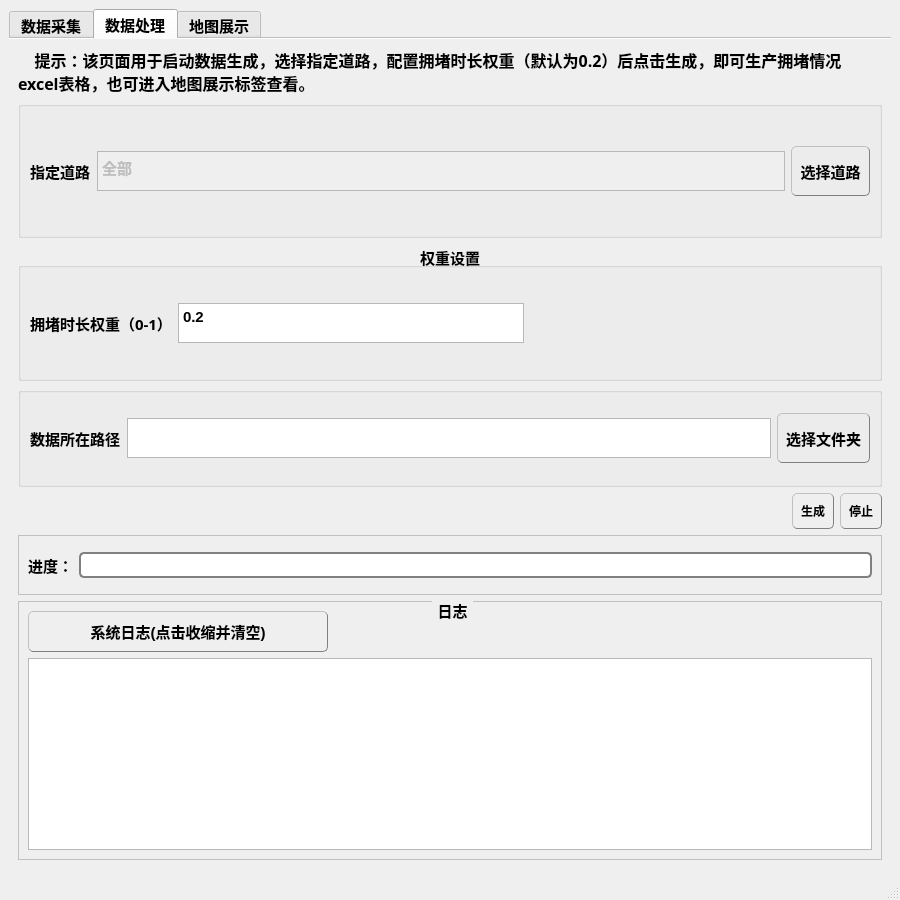
Old version of the form demo/main.ui in the repository kirin-intelligence/red-green-blindness.
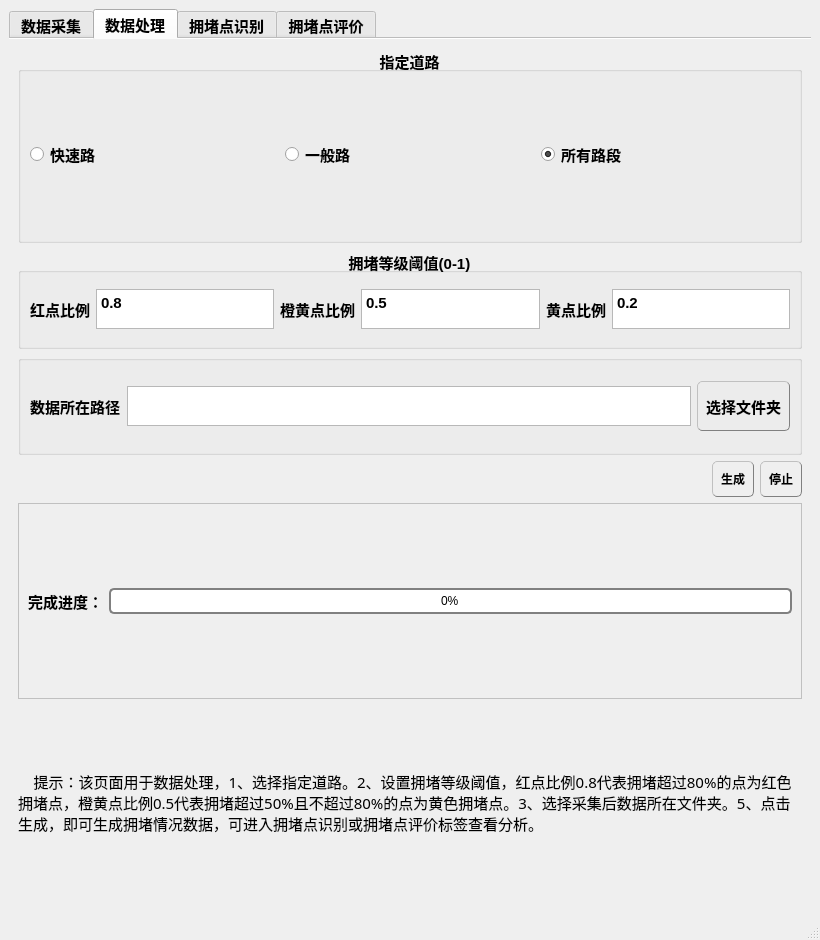
New version of the form. The open tabs and pages were chosen to show the change. Icons and pictures are not drawn.

The edit to the form file:
```diff
--- a/demo/main.ui
+++ b/demo/main.ui
@@ -6,8 +6,8 @@
    <rect>
     <x>0</x>
     <y>0</y>
-    <width>900</width>
-    <height>900</height>
+    <width>820</width>
+    <height>940</height>
    </rect>
   </property>
   <property name="windowTitle">
@@ -684,9 +684,12 @@
        <attribute name="title">
         <string>数据处理</string>
        </attribute>
-       <layout class="QGridLayout" name="gridLayout_5">
-        <item row="4" column="0">
+       <layout class="QGridLayout" name="gridLayout_3">
+        <item row="5" column="0">
          <layout class="QHBoxLayout" name="horizontalLayout_15">
+          <property name="topMargin">
+           <number>0</number>
+          </property>
           <item>
            <spacer name="horizontalSpacer">
             <property name="orientation">
@@ -780,7 +783,7 @@
           </item>
          </layout>
         </item>
-        <item row="0" column="0">
+        <item row="7" column="0">
          <widget class="QLabel" name="label_3">
           <property name="minimumSize">
            <size>
@@ -791,21 +794,211 @@
           <property name="font">
            <font>
             <family>黑体</family>
-            <pointsize>12</pointsize>
-            <weight>75</weight>
-            <bold>true</bold>
+            <pointsize>11</pointsize>
+            <weight>50</weight>
+            <bold>false</bold>
+            <kerning>true</kerning>
            </font>
           </property>
+          <property name="lineWidth">
+           <number>1</number>
+          </property>
+          <property name="midLineWidth">
+           <number>0</number>
+          </property>
           <property name="text">
-           <string>    提示：该页面用于启动数据生成，选择指定道路，配置拥堵时长权重（默认为0.2）后点击生成，即可生产拥堵情况excel表格，也可进入地图展示标签查看。</string>
+           <string>    提示：该页面用于数据处理，1、选择指定道路。2、设置拥堵等级阈值，红点比例0.8代表拥堵超过80%的点为红色拥堵点，橙黄点比例0.5代表拥堵超过50%且不超过80%的点为黄色拥堵点。3、选择采集后数据所在文件夹。5、点击生成，即可生成拥堵情况数据，可进入拥堵点识别或拥堵点评价标签查看分析。</string>
           </property>
           <property name="wordWrap">
            <bool>true</bool>
           </property>
          </widget>
         </item>
+        <item row="1" column="0">
+         <widget class="QGroupBox" name="groupBox">
+          <property name="title">
+           <string>指定道路</string>
+          </property>
+          <property name="alignment">
+           <set>Qt::AlignCenter</set>
+          </property>
+          <layout class="QHBoxLayout" name="horizontalLayout_3">
+           <property name="topMargin">
+            <number>6</number>
+           </property>
+           <item>
+            <widget class="QRadioButton" name="radioButton_10">
+             <property name="text">
+              <string>快速路</string>
+             </property>
+             <property name="checked">
+              <bool>false</bool>
+             </property>
+            </widget>
+           </item>
+           <item>
+            <widget class="QRadioButton" name="radioButton_11">
+             <property name="text">
+              <string>一般路</string>
+             </property>
+            </widget>
+           </item>
+           <item>
+            <widget class="QRadioButton" name="radioButton_9">
+             <property name="text">
+              <string>所有路段</string>
+             </property>
+             <property name="checked">
+              <bool>true</bool>
+             </property>
+            </widget>
+           </item>
+          </layout>
+         </widget>
+        </item>
+        <item row="2" column="0">
+         <widget class="QGroupBox" name="groupBox_11">
+          <property name="maximumSize">
+           <size>
+            <width>16777215</width>
+            <height>100</height>
+           </size>
+          </property>
+          <property name="title">
+           <string>拥堵等级阈值(0-1)</string>
+          </property>
+          <property name="alignment">
+           <set>Qt::AlignCenter</set>
+          </property>
+          <layout class="QHBoxLayout" name="horizontalLayout_2">
+           <item>
+            <widget class="QLabel" name="label_25">
+             <property name="minimumSize">
+              <size>
+               <width>0</width>
+               <height>0</height>
+              </size>
+             </property>
+             <property name="font">
+              <font>
+               <family>微软雅黑</family>
+               <pointsize>11</pointsize>
+               <weight>75</weight>
+               <bold>true</bold>
+              </font>
+             </property>
+             <property name="text">
+              <string>红点比例</string>
+             </property>
+            </widget>
+           </item>
+           <item>
+            <widget class="QTextEdit" name="textEdit_red">
+             <property name="maximumSize">
+              <size>
+               <width>16777215</width>
+               <height>40</height>
+              </size>
+             </property>
+             <property name="html">
+              <string>&lt;!DOCTYPE HTML PUBLIC &quot;-//W3C//DTD HTML 4.0//EN&quot; &quot;http://www.w3.org/TR/REC-html40/strict.dtd&quot;&gt;
+&lt;html&gt;&lt;head&gt;&lt;meta name=&quot;qrichtext&quot; content=&quot;1&quot; /&gt;&lt;style type=&quot;text/css&quot;&gt;
+p, li { white-space: pre-wrap; }
+&lt;/style&gt;&lt;/head&gt;&lt;body style=&quot; font-family:'SimSun'; font-size:11pt; font-weight:600; font-style:normal;&quot;&gt;
+&lt;p style=&quot; margin-top:0px; margin-bottom:0px; margin-left:0px; margin-right:0px; -qt-block-indent:0; text-indent:0px;&quot;&gt;0.8&lt;/p&gt;&lt;/body&gt;&lt;/html&gt;</string>
+             </property>
+            </widget>
+           </item>
+           <item>
+            <widget class="QLabel" name="label_26">
+             <property name="minimumSize">
+              <size>
+               <width>0</width>
+               <height>0</height>
+              </size>
+             </property>
+             <property name="font">
+              <font>
+               <family>微软雅黑</family>
+               <pointsize>11</pointsize>
+               <weight>75</weight>
+               <bold>true</bold>
+              </font>
+             </property>
+             <property name="text">
+              <string>橙黄点比例</string>
+             </property>
+            </widget>
+           </item>
+           <item>
+            <widget class="QTextEdit" name="textEdit_yellow">
+             <property name="maximumSize">
+              <size>
+               <width>16777215</width>
+               <height>40</height>
+              </size>
+             </property>
+             <property name="html">
+              <string>&lt;!DOCTYPE HTML PUBLIC &quot;-//W3C//DTD HTML 4.0//EN&quot; &quot;http://www.w3.org/TR/REC-html40/strict.dtd&quot;&gt;
+&lt;html&gt;&lt;head&gt;&lt;meta name=&quot;qrichtext&quot; content=&quot;1&quot; /&gt;&lt;style type=&quot;text/css&quot;&gt;
+p, li { white-space: pre-wrap; }
+&lt;/style&gt;&lt;/head&gt;&lt;body style=&quot; font-family:'SimSun'; font-size:11pt; font-weight:600; font-style:normal;&quot;&gt;
+&lt;p style=&quot; margin-top:0px; margin-bottom:0px; margin-left:0px; margin-right:0px; -qt-block-indent:0; text-indent:0px;&quot;&gt;0.5&lt;/p&gt;&lt;/body&gt;&lt;/html&gt;</string>
+             </property>
+            </widget>
+           </item>
+           <item>
+            <widget class="QLabel" name="label_27">
+             <property name="minimumSize">
+              <size>
+               <width>0</width>
+               <height>0</height>
+              </size>
+             </property>
+             <property name="font">
+              <font>
+               <family>微软雅黑</family>
+               <pointsize>11</pointsize>
+               <weight>75</weight>
+               <bold>true</bold>
+              </font>
+             </property>
+             <property name="text">
+              <string>黄点比例</string>
+             </property>
+            </widget>
+           </item>
+           <item>
+            <widget class="QTextEdit" name="textEdit_green">
+             <property name="enabled">
+              <bool>true</bool>
+             </property>
+             <property name="maximumSize">
+              <size>
+               <width>16777215</width>
+               <height>40</height>
+              </size>
+             </property>
+             <property name="html">
+              <string>&lt;!DOCTYPE HTML PUBLIC &quot;-//W3C//DTD HTML 4.0//EN&quot; &quot;http://www.w3.org/TR/REC-html40/strict.dtd&quot;&gt;
+&lt;html&gt;&lt;head&gt;&lt;meta name=&quot;qrichtext&quot; content=&quot;1&quot; /&gt;&lt;style type=&quot;text/css&quot;&gt;
+p, li { white-space: pre-wrap; }
+&lt;/style&gt;&lt;/head&gt;&lt;body style=&quot; font-family:'SimSun'; font-size:11pt; font-weight:600; font-style:normal;&quot;&gt;
+&lt;p style=&quot; margin-top:0px; margin-bottom:0px; margin-left:0px; margin-right:0px; -qt-block-indent:0; text-indent:0px;&quot;&gt;0.2&lt;/p&gt;&lt;/body&gt;&lt;/html&gt;</string>
+             </property>
+            </widget>
+           </item>
+          </layout>
+         </widget>
+        </item>
         <item row="3" column="0">
          <widget class="QGroupBox" name="groupBox_8">
+          <property name="minimumSize">
+           <size>
+            <width>0</width>
+            <height>0</height>
+           </size>
+          </property>
           <property name="maximumSize">
            <size>
             <width>16777215</width>
@@ -895,7 +1088,7 @@
           </layout>
          </widget>
         </item>
-        <item row="5" column="0">
+        <item row="6" column="0">
          <widget class="QGroupBox" name="groupBox_9">
           <property name="sizePolicy">
            <sizepolicy hsizetype="Preferred" vsizetype="Preferred">
@@ -938,7 +1131,7 @@
               </font>
              </property>
              <property name="text">
-              <string>进度：</string>
+              <string>完成进度：</string>
              </property>
             </widget>
            </item>
@@ -959,101 +1152,42 @@
               <number>0</number>
              </property>
              <property name="textVisible">
-              <bool>false</bool>
+              <bool>true</bool>
              </property>
             </widget>
            </item>
           </layout>
          </widget>
         </item>
-        <item row="6" column="0">
-         <widget class="QGroupBox" name="groupBox_10">
-          <property name="sizePolicy">
-           <sizepolicy hsizetype="Preferred" vsizetype="Preferred">
-            <horstretch>0</horstretch>
-            <verstretch>0</verstretch>
-           </sizepolicy>
-          </property>
-          <property name="font">
-           <font>
-            <pointsize>11</pointsize>
-            <weight>75</weight>
-            <bold>true</bold>
-           </font>
-          </property>
-          <property name="styleSheet">
-           <string notr="true">QGroupBox{border:1px ridge gray;margin-top: 1ex;} QGroupBox::title{subcontrol-origin: margin;subcontrol-position:top center;padding:0 3px;}</string>
-          </property>
-          <property name="title">
-           <string>日志</string>
-          </property>
-          <layout class="QVBoxLayout" name="verticalLayout_4">
-           <item>
-            <widget class="QPushButton" name="pushButton_8">
-             <property name="minimumSize">
-              <size>
-               <width>150</width>
-               <height>0</height>
-              </size>
-             </property>
-             <property name="maximumSize">
-              <size>
-               <width>300</width>
-               <height>16777215</height>
-              </size>
-             </property>
-             <property name="font">
-              <font>
-               <pointsize>11</pointsize>
-               <weight>75</weight>
-               <bold>true</bold>
-              </font>
-             </property>
-             <property name="styleSheet">
-              <string notr="true">QPushButton:hover{
-
-background-color:rgb(211, 211, 211)}  
-QPushButton
-                     {text-align : center;
-                     border-color: gray;
-                     padding:8px;
-                     font:bold;
-                     border-width: 1px;
-                     border-radius: 5px;
-                     border-style: outset;
-                     }
-</string>
-             </property>
-             <property name="text">
-              <string>系统日志(点击收缩并清空)</string>
-             </property>
-             <property name="icon">
-              <iconset>
-               <normaloff>../../../chrmoedownload/play_button_48px_1201205_easyicon.net.png</normaloff>../../../chrmoedownload/play_button_48px_1201205_easyicon.net.png</iconset>
-             </property>
-             <property name="iconSize">
-              <size>
-               <width>30</width>
-               <height>30</height>
-              </size>
-             </property>
-            </widget>
-           </item>
-           <item>
-            <widget class="QTextBrowser" name="textBrowser_6">
-             <property name="minimumSize">
-              <size>
-               <width>0</width>
-               <height>0</height>
-              </size>
-             </property>
-            </widget>
-           </item>
-          </layout>
-         </widget>
-        </item>
-        <item row="2" column="0">
+       </layout>
+      </widget>
+      <widget class="QWidget" name="tab_3">
+       <attribute name="icon">
+        <iconset>
+         <normaloff>image/mapl.png</normaloff>image/mapl.png</iconset>
+       </attribute>
+       <attribute name="title">
+        <string>拥堵点识别</string>
+       </attribute>
+       <layout class="QGridLayout" name="gridLayout_2"/>
+      </widget>
+      <widget class="QWidget" name="tab_4">
+       <attribute name="icon">
+        <iconset>
+         <normaloff>image/analyse.png</normaloff>image/analyse.png</iconset>
+       </attribute>
+       <attribute name="title">
+        <string>拥堵点评价</string>
+       </attribute>
+       <layout class="QVBoxLayout" name="verticalLayout">
+        <item>
          <widget class="QGroupBox" name="groupBox_2">
+          <property name="maximumSize">
+           <size>
+            <width>16777215</width>
+            <height>150</height>
+           </size>
+          </property>
           <property name="font">
            <font>
             <pointsize>11</pointsize>
@@ -1067,8 +1201,29 @@
           <property name="alignment">
            <set>Qt::AlignCenter</set>
           </property>
-          <layout class="QHBoxLayout" name="horizontalLayout_13">
-           <item>
+          <layout class="QGridLayout" name="gridLayout_5">
+           <item row="0" column="3">
+            <widget class="QLabel" name="label_28">
+             <property name="minimumSize">
+              <size>
+               <width>0</width>
+               <height>0</height>
+              </size>
+             </property>
+             <property name="font">
+              <font>
+               <family>微软雅黑</family>
+               <pointsize>11</pointsize>
+               <weight>75</weight>
+               <bold>true</bold>
+              </font>
+             </property>
+             <property name="text">
+              <string>拥堵距离权重</string>
+             </property>
+            </widget>
+           </item>
+           <item row="0" column="0">
             <widget class="QLabel" name="label_24">
              <property name="minimumSize">
               <size>
@@ -1085,11 +1240,11 @@
               </font>
              </property>
              <property name="text">
-              <string>拥堵时长权重（0-1）</string>
+              <string>拥堵时长权重</string>
              </property>
             </widget>
            </item>
-           <item>
+           <item row="0" column="1">
             <widget class="QTextEdit" name="textEdit_timeweight">
              <property name="maximumSize">
               <size>
@@ -1106,54 +1261,8 @@
              </property>
             </widget>
            </item>
-           <item>
-            <spacer name="horizontalSpacer_3">
-             <property name="orientation">
-              <enum>Qt::Horizontal</enum>
-             </property>
-             <property name="sizeHint" stdset="0">
-              <size>
-               <width>40</width>
-               <height>20</height>
-              </size>
-             </property>
-            </spacer>
-           </item>
-          </layout>
-         </widget>
-        </item>
-        <item row="1" column="0">
-         <widget class="QGroupBox" name="groupBox">
-          <property name="title">
-           <string/>
-          </property>
-          <layout class="QHBoxLayout" name="horizontalLayout_8">
-           <item>
-            <widget class="QLabel" name="label_22">
-             <property name="minimumSize">
-              <size>
-               <width>0</width>
-               <height>0</height>
-              </size>
-             </property>
-             <property name="font">
-              <font>
-               <family>微软雅黑</family>
-               <pointsize>11</pointsize>
-               <weight>75</weight>
-               <bold>true</bold>
-              </font>
-             </property>
-             <property name="text">
-              <string>指定道路</string>
-             </property>
-            </widget>
-           </item>
-           <item>
-            <widget class="QTextEdit" name="textEdit_11">
-             <property name="enabled">
-              <bool>false</bool>
-             </property>
+           <item row="0" column="4">
+            <widget class="QTextEdit" name="textEdit_lengthweight">
              <property name="maximumSize">
               <size>
                <width>16777215</width>
@@ -1165,52 +1274,7 @@
 &lt;html&gt;&lt;head&gt;&lt;meta name=&quot;qrichtext&quot; content=&quot;1&quot; /&gt;&lt;style type=&quot;text/css&quot;&gt;
 p, li { white-space: pre-wrap; }
 &lt;/style&gt;&lt;/head&gt;&lt;body style=&quot; font-family:'SimSun'; font-size:11pt; font-weight:600; font-style:normal;&quot;&gt;
-&lt;p style=&quot; margin-top:0px; margin-bottom:0px; margin-left:0px; margin-right:0px; -qt-block-indent:0; text-indent:0px;&quot;&gt;全部&lt;/p&gt;&lt;/body&gt;&lt;/html&gt;</string>
-             </property>
-            </widget>
-           </item>
-           <item>
-            <widget class="QPushButton" name="pushButton_choose_road">
-             <property name="minimumSize">
-              <size>
-               <width>0</width>
-               <height>50</height>
-              </size>
-             </property>
-             <property name="font">
-              <font>
-               <pointsize>11</pointsize>
-               <weight>75</weight>
-               <bold>true</bold>
-              </font>
-             </property>
-             <property name="styleSheet">
-              <string notr="true">QPushButton:hover{
-
-background-color:rgb(211, 211, 211)}  
-QPushButton
-                     {text-align : center;
-                     border-color: gray;
-                     padding:8px;
-                     font:bold;
-                     border-width: 1px;
-                     border-radius: 5px;
-                     border-style: outset;
-                     }
-</string>
-             </property>
-             <property name="text">
-              <string>选择道路</string>
-             </property>
-             <property name="icon">
-              <iconset>
-               <normaloff>image/road_48px_1232324_easyicon.net.png</normaloff>image/road_48px_1232324_easyicon.net.png</iconset>
-             </property>
-             <property name="iconSize">
-              <size>
-               <width>25</width>
-               <height>25</height>
-              </size>
+&lt;p style=&quot; margin-top:0px; margin-bottom:0px; margin-left:0px; margin-right:0px; -qt-block-indent:0; text-indent:0px;&quot;&gt;0.5&lt;/p&gt;&lt;/body&gt;&lt;/html&gt;</string>
              </property>
             </widget>
            </item>
@@ -1219,16 +1283,6 @@
         </item>
        </layout>
       </widget>
-      <widget class="QWidget" name="tab_3">
-       <attribute name="icon">
-        <iconset>
-         <normaloff>image/map_64px_1228276_easyicon.net.png</normaloff>image/map_64px_1228276_easyicon.net.png</iconset>
-       </attribute>
-       <attribute name="title">
-        <string>地图展示</string>
-       </attribute>
-       <layout class="QGridLayout" name="gridLayout_2"/>
-      </widget>
      </widget>
     </item>
    </layout>
```
Left out of the diff: 769 changed lines with no effect on the pictures.
